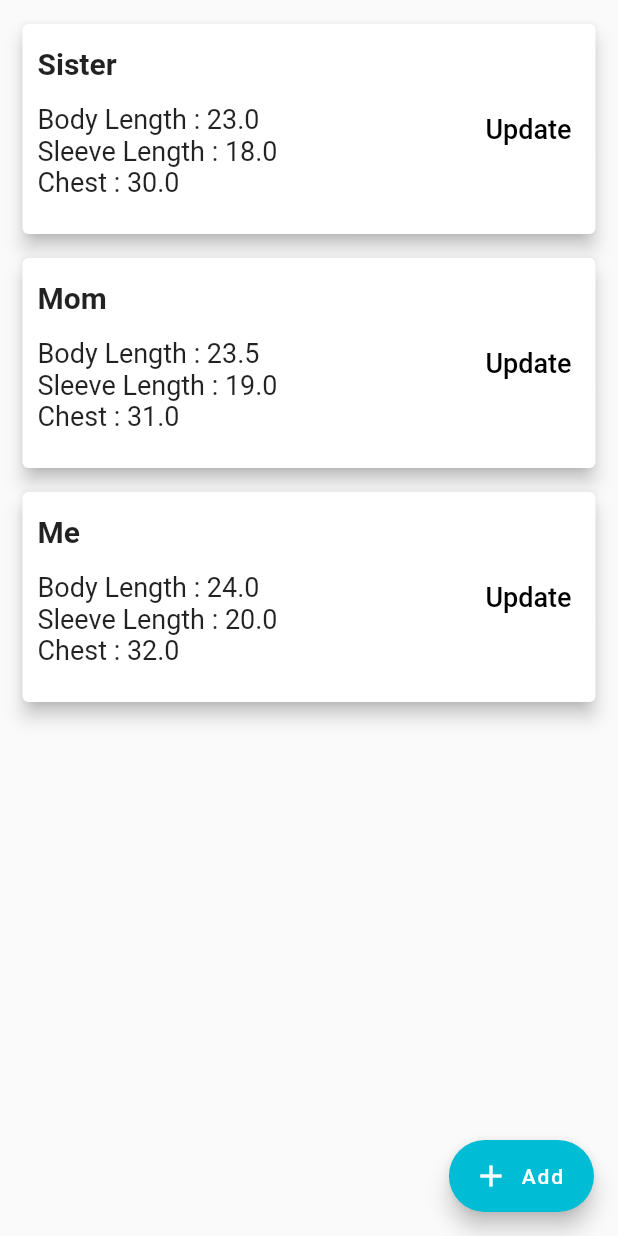
After one commit to nurhafizahshukri/eazeetailor_frontend, a Flutter app: the SizingScreen screen opened directly, on a phone screen of 412 x 824 dp. The commit adds this screen. Run offline on Flutter 3.47's test engine with Material 2 defaults, Android fonts, the phone set to English and light mode, and no system bars; our stand-ins replace carousel_slider, datetime_picker_formfield, fluttertoast.

Commit message:
Create sizing screen with mock data

```diff
--- a/eazeetailor/lib/Screens/HomeScreen.dart
+++ b/eazeetailor/lib/Screens/HomeScreen.dart
@@ -1,7 +1,9 @@
 import 'package:eazeetailor/Constant/Constant.dart';
 import 'package:eazeetailor/Screens/BookingScreen.dart';
 import 'package:eazeetailor/Screens/ProfileScreen.dart';
+import 'package:eazeetailor/Screens/SizingScreen.dart';
 import 'package:eazeetailor/models/OutfitData.dart';
+import 'package:eazeetailor/models/SizingData.dart';
 import 'package:flutter/cupertino.dart';
 import 'package:flutter/material.dart';
 import 'OrderFormScreen.dart';
@@ -15,12 +17,13 @@ class _HomeScreenState extends State<HomeScreen> {
   void _doNothing() {}
   // String userName;
   int _currentIndex = 0;
+  //Members mockSize;
 
   final tabs = [
     HomeAction(),
     Container(color: Colors.green, child: Center(child: Text('ORDER'))),
     AppointmentAction(),
-    Container(color: Colors.green, child: Center(child: Text('SIZE'))),
+    SizingScreen(mockSize),
     ProfileAction(),
   ];
 
--- /dev/null
+++ b/eazeetailor/lib/Screens/SizingScreen.dart
@@ -0,0 +1,117 @@
+
+// import 'package:eazeetailor/Screens/updateSizeScreen.dart';
+import 'package:eazeetailor/models/class.dart';
+import 'package:flutter/cupertino.dart';
+import 'package:flutter/material.dart';
+
+class SizingScreen extends StatefulWidget {
+
+  final List<Members> memberSize;
+
+  SizingScreen(this.memberSize);
+
+  @override
+  _SizingScreenState createState() => _SizingScreenState();
+}
+
+class _SizingScreenState extends State<SizingScreen> {
+
+  void _navigate(int index) async {
+
+          Members returnData = await Navigator.push(
+          context,
+          MaterialPageRoute(
+            builder: (context) => null
+              // UpdateSizeScreen(Members.copy(widget.memberSize[index])),
+          ),
+        );
+
+        if (returnData != null) {
+          setState ( () => widget.memberSize[index] = returnData);
+        }
+
+  }
+
+  @override
+  Widget build(BuildContext context) {
+    return Scaffold(
+
+      body: Container(
+        child: ListView.builder(
+          itemCount: widget.memberSize.length,
+          itemBuilder: (context, index) {
+            return Card(
+              elevation: 5,
+              margin: EdgeInsets.fromLTRB(15.0, 16.0, 15.0, 0),
+              child: InkWell(
+                child: Container(
+                  height: 140.0,
+                  child : Row(
+                     mainAxisAlignment: MainAxisAlignment.start,
+                    children: <Widget> [
+                      Container(
+                        height: 140,
+                        child: Padding(padding: EdgeInsets.fromLTRB(10, 15, 0, 0),
+                          child: Column(
+                            // mainAxisAlignment: MainAxisAlignment.start,
+                            crossAxisAlignment: CrossAxisAlignment.start,
+                            children: <Widget> [
+                                Container(
+                                  child: Text(widget.memberSize[index].name.toString(),
+                                  style: TextStyle(fontSize: 20, fontWeight: FontWeight.bold),),
+                                ),
+
+                                Padding(
+                                   padding: const EdgeInsets.fromLTRB(0, 15,0,0),
+                                   child:
+                                   //for (var i in text),
+                                 Text( 'Body Length : ' +
+                                  widget.memberSize[index].sizes.body.toString()
+                                  + '\nSleeve Length : ' + widget.memberSize[index].sizes.sleeve.toString()
+                                  + '\nChest : ' + widget.memberSize[index].sizes.chest.toString(),
+                                  textAlign: TextAlign.left,
+                                  style: TextStyle(fontSize: 18),),
+                                ),
+                            ]
+                          ),
+                        ),
+                      ),
+                      Expanded(child: ButtonBar(
+                        children: <Widget> [
+                          FlatButton(
+                            child: Text('Update',
+                            style: TextStyle(fontSize: 18),
+                            ),
+                            onPressed: ()
+                            => _navigate(index))
+                        ]
+                      ))
+
+                    ]
+                  )
+                ),
+                onTap: () => _navigate(index),
+                onLongPress: () {
+              setState(() {
+                widget.memberSize.removeAt(index);
+              });
+            },
+              ),
+            );
+          })
+      ),
+
+      floatingActionButton: Row(
+        mainAxisAlignment: MainAxisAlignment.end,
+        children: <Widget>[
+          FloatingActionButton.extended(
+            heroTag: null,
+            label: Text('Add'),
+            backgroundColor: Colors.cyan,
+            icon: Icon(Icons.add),
+            onPressed: null)
+        ],
+      ),
+                  );
+                }
+}
--- /dev/null
+++ b/eazeetailor/lib/models/SizingData.dart
@@ -0,0 +1,8 @@
+
+import 'package:eazeetailor/models/class.dart';
+
+List <Members> mockSize = [
+  Members('Sister', Size(23.0, 30.0, 18.0)),
+  Members('Mom', Size(23.5, 31.0, 19.0)),
+  Members('Me', Size(24.0, 32.0, 20.0)),
+];
--- a/eazeetailor/lib/models/class.dart
+++ b/eazeetailor/lib/models/class.dart
@@ -4,3 +4,20 @@ class OutfitDetails {
 
   OutfitDetails(this.title, this.desc, this.imgurl);
 }
+
+class Size {
+  double sleeve;
+  double chest;
+  double body;
+
+  Size(this.body,this.chest,this.sleeve);
+  Size.copy(Size from) : this(from.body,from.chest,from.sleeve);
+}
+
+class Members {
+  String name;
+  Size sizes;
+
+  Members(this.name, this.sizes);
+  Members.copy(Members from) : this(from.name, from.sizes);
+}
```
